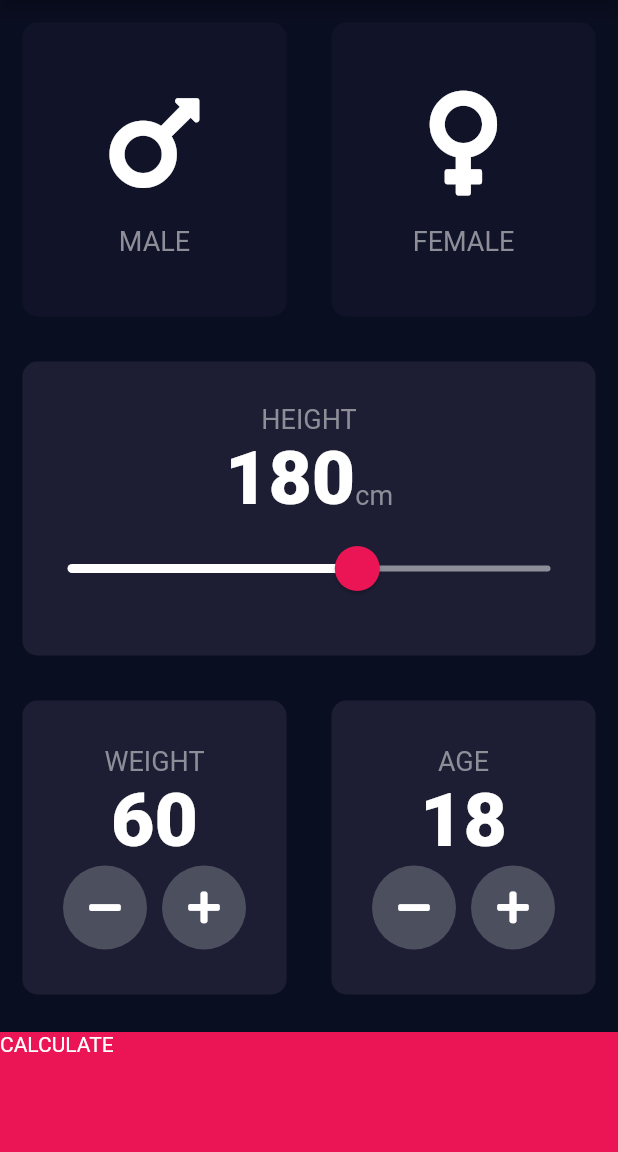
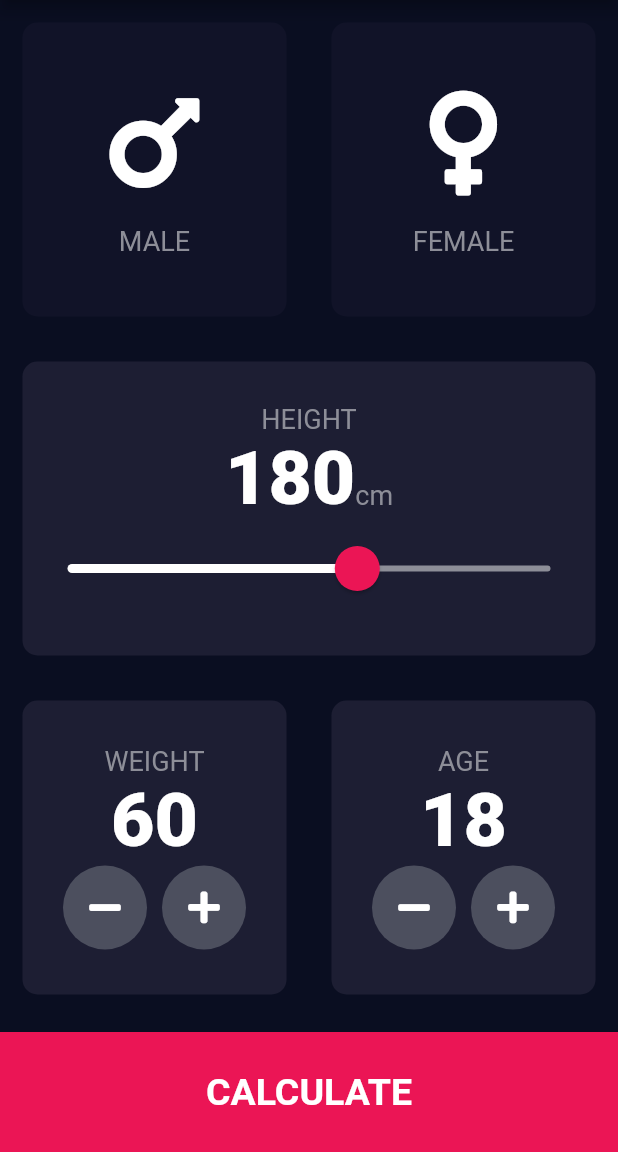
Before and after one commit to hritikhrk/bmi_calculator_flutter, a Flutter app: the screen it shows after launch, on a phone screen of 412 x 824 dp, the part 84-1236 px from its top. Run offline on Flutter 3.47's test engine with Material 2 defaults, Android fonts, the phone set to English and light mode, and no system bars; our stand-ins replace font_awesome_flutter.

Commit message:
style calculate button

```diff
--- a/lib/constants.dart
+++ b/lib/constants.dart
@@ -14,3 +14,8 @@ const kNumberTextStyle = TextStyle(
   fontSize: 50.0,
   fontWeight: FontWeight.w900,
 );
+
+const kLargeButtonTextStyle = TextStyle(
+  fontSize: 25.0,
+  fontWeight: FontWeight.bold,
+);
--- a/lib/input_page.dart
+++ b/lib/input_page.dart
@@ -212,8 +212,11 @@ class _InputPageState extends State<InputPage> {
                   MaterialPageRoute(builder: (context) => ResultsPage()));
             },
             child: Container(
-              child: Text(
-                'CALCULATE',
+              child: Center(
+                child: Text(
+                  'CALCULATE',
+                  style: kLargeButtonTextStyle,
+                ),
               ),
               color: kBottomContainerColour,
               height: kBottomContainerHeight,
```
